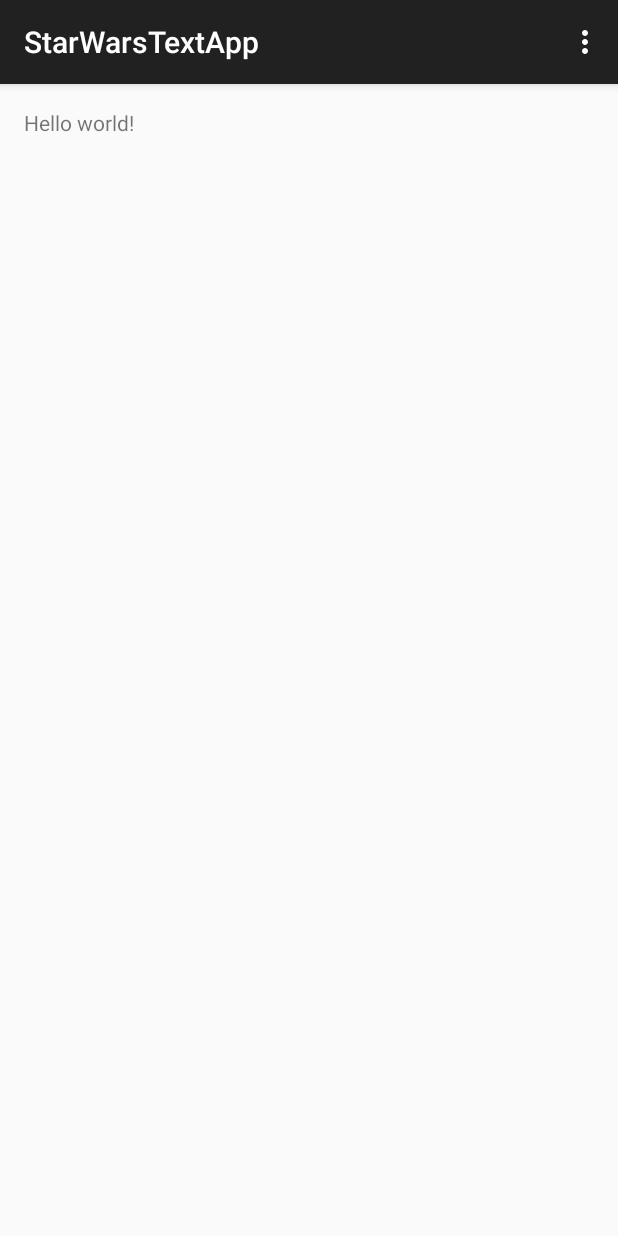
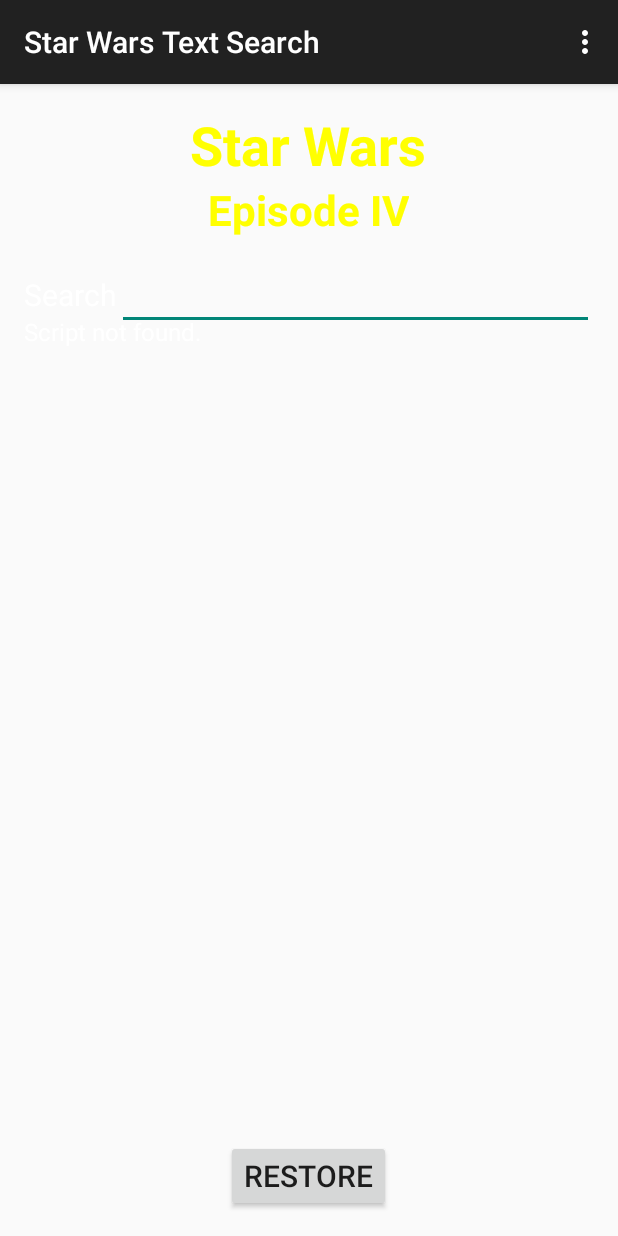
Before and after one commit to erb325/andriod, an Android app: the screen it shows after launch (MainActivity), on a phone screen of 412 x 824 dp. Run offline under Robolectric (Android 15) with nearby library versions, the light colour scheme and no system bars.

Commit message:
start to the star wars text search application

```diff
--- a/ClassExercises/StarWarsTextApp/app/src/main/res/layout/activity_main.xml
+++ b/ClassExercises/StarWarsTextApp/app/src/main/res/layout/activity_main.xml
@@ -1,11 +1,71 @@
 <RelativeLayout xmlns:android="http://schemas.android.com/apk/res/android"
-    xmlns:tools="http://schemas.android.com/tools" android:layout_width="match_parent"
-    android:layout_height="match_parent" android:paddingLeft="@dimen/activity_horizontal_margin"
+    xmlns:tools="http://schemas.android.com/tools"
+    android:layout_width="match_parent"
+    android:layout_height="match_parent"
+    android:paddingBottom="@dimen/activity_vertical_margin"
+    android:paddingLeft="@dimen/activity_horizontal_margin"
     android:paddingRight="@dimen/activity_horizontal_margin"
     android:paddingTop="@dimen/activity_vertical_margin"
-    android:paddingBottom="@dimen/activity_vertical_margin" tools:context=".MainActivity">
+    tools:context=".MainActivity">
 
-    <TextView android:text="@string/hello_world" android:layout_width="wrap_content"
-        android:layout_height="wrap_content" />
-
+   <TextView
+       android:id="@+id/headlineTextView"
+       android:layout_width="wrap_content"
+       android:layout_height="wrap_content"
+       android:text="@string/headline"
+       android:textColor="@color/title_color"
+       android:textStyle="bold"
+       android:textSize="36sp"
+       android:layout_alignParentTop="true"
+       android:layout_centerHorizontal="true"
+       />
+    <TextView
+        android:id="@+id/subheadingTextView"
+        android:layout_width="wrap_content"
+        android:layout_height="wrap_content"
+        android:text="@string/subheading"
+        android:textColor="@color/title_color"
+        android:textStyle="bold"
+        android:textSize="28sp"
+        android:layout_centerHorizontal="true"
+        android:layout_below="@id/headlineTextView"
+        />
+    <TextView
+        android:layout_width="wrap_content"
+        android:layout_height="wrap_content"
+        android:text="@string/label_text"
+        android:id="@+id/searchLabelTextView"
+        android:layout_marginTop="24dp"
+        android:textSize="20sp"
+        android:textColor="@color/plain"
+        android:layout_below="@id/subheadingTextView"
+       />
+    <EditText
+        android:layout_width="fill_parent"
+        android:layout_height="wrap_content"
+        android:id="@+id/editText"
+        android:layout_alignBaseline="@id/searchLabelTextView"
+        android:layout_toEndOf="@id/searchLabelTextView"
+        android:layout_toRightOf="@id/searchLabelTextView"
+        android:singleLine="true"
+        android:imeOptions="actionGo"
+        />
+    <TextView
+        android:id="@+id/scriptTextView"
+        android:layout_width="match_parent"
+        android:layout_height="match_parent"
+        android:textColor="@color/plain"
+        android:textSize="16sp"
+        android:text="@string/default_text"
+        android:layout_below="@id/searchLabelTextView"
+        />
+    <Button
+        android:layout_width="wrap_content"
+        android:layout_height="wrap_content"
+        android:id="@+id/searchButton"
+        android:text="@string/restore_button_text"
+        android:layout_alignParentBottom="true"
+        android:layout_centerHorizontal="true"
+        android:layout_marginTop="24dp"
+        android:textSize="20sp"/>
 </RelativeLayout>
--- /dev/null
+++ b/ClassExercises/StarWarsTextApp/app/src/main/res/values/colors.xml
@@ -0,0 +1,6 @@
+<?xml version="1.0" encoding="utf-8"?>
+<resources>
+    <color name="title_color">#FFFF00</color>
+    <color name="outer_space">#000000</color>
+    <color name="plain">#FFFFFF</color>
+</resources>
--- a/ClassExercises/StarWarsTextApp/app/src/main/res/values/strings.xml
+++ b/ClassExercises/StarWarsTextApp/app/src/main/res/values/strings.xml
@@ -1,6 +1,10 @@
 <resources>
-    <string name="app_name">StarWarsTextApp</string>
 
-    <string name="hello_world">Hello world!</string>
+    <string name="app_name">Star Wars Text Search</string>
     <string name="action_settings">Settings</string>
+    <string name="headline">Star Wars</string>
+    <string name="subheading">Episode IV</string>
+    <string name="label_text">Search</string>
+    <string name="restore_button_text">Restore</string>
+    <string name="default_text">Script not found.</string>
 </resources>
```
